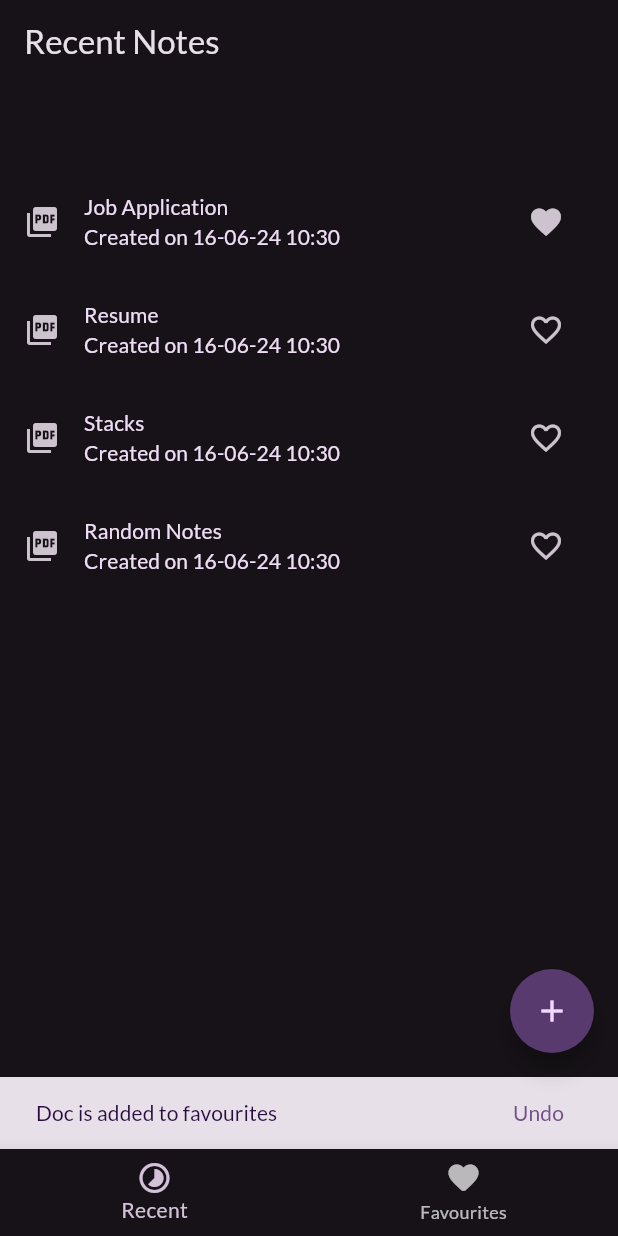
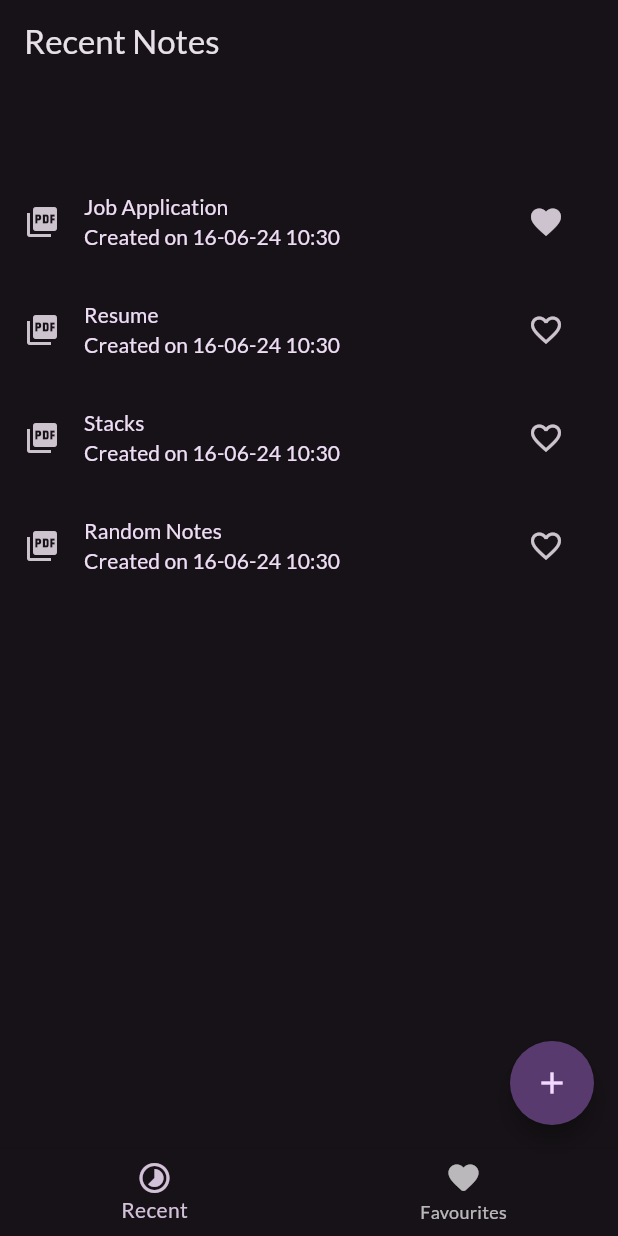
Before and after one commit to SeriouslySirius-tech/MobileAppDev, a Flutter app: the screen it shows after launch, after a tap on the "favorite outline" icon, on a phone screen of 412 x 824 dp. Run offline on Flutter 3.47's test engine with Material 3 defaults, Android fonts, the phone set to English and light mode, and no system bars; drawn by our look-alikes of flutter_speed_dial; our stand-ins replace flutter_riverpod, google_fonts.

Commit message:
Added text for empty screens

```diff
--- a/lib/my_home_page.dart
+++ b/lib/my_home_page.dart
@@ -15,6 +15,16 @@ class _MyHomePageState extends ConsumerState<MyHomePage> {
   // String formattedDate(DateTime date){
   @override
   Widget build(BuildContext context) {
+    if (widget.files.isEmpty) {
+      return Center(
+          child: Text(
+        "Add some files here!",
+        style: Theme.of(context)
+            .textTheme
+            .titleLarge!
+            .copyWith(color: Theme.of(context).colorScheme.onPrimaryContainer),
+      ));
+    }
     return Scaffold(
       appBar: AppBar(),
       body: ListView.builder(
--- a/lib/recent_files.dart
+++ b/lib/recent_files.dart
@@ -28,28 +28,7 @@ class RecentFiles extends ConsumerWidget {
           ),
           trailing: IconButton(
             onPressed: () {
-              final wasAdded = ref
-                  .read(favouriteDocsProvider.notifier)
-                  .toggleFavourite(file);
-              ScaffoldMessenger.of(context).clearSnackBars();
-              ScaffoldMessenger.of(context).showSnackBar(SnackBar(
-                  duration: const Duration(seconds: 2),
-                  content: Text(
-                    wasAdded
-                        ? "Doc is added to favourites"
-                        : "Doc is removed from favourites",
-                    style: Theme.of(context).textTheme.titleSmall!.copyWith(
-                          color: Theme.of(context).colorScheme.onPrimaryFixed,
-                        ),
-                  ),
-                  action: SnackBarAction(
-                    label: "Undo",
-                    onPressed: () {
-                      ref
-                          .read(favouriteDocsProvider.notifier)
-                          .toggleFavourite(file);
-                    },
-                  )));
+              ref.read(favouriteDocsProvider.notifier).toggleFavourite(file);
             },
             icon: ref.read(favouriteDocsProvider.notifier).isFavourite(file)
                 ? const Icon(Icons.favorite)
```
Also changed, not shown: lib/favourites_page.dart (+10 -0 lines).
